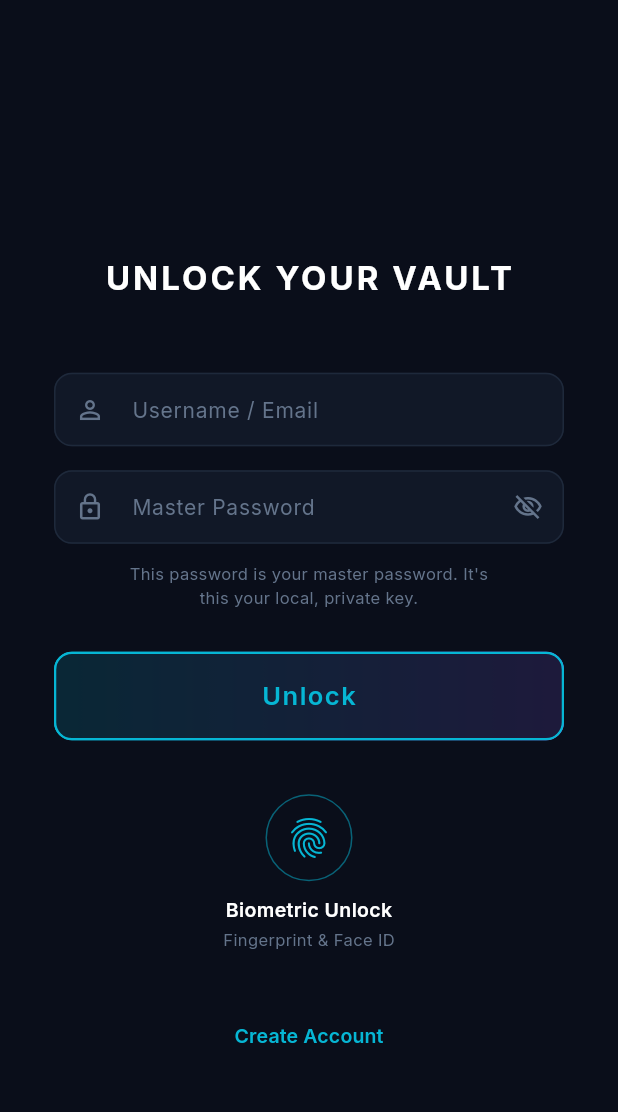
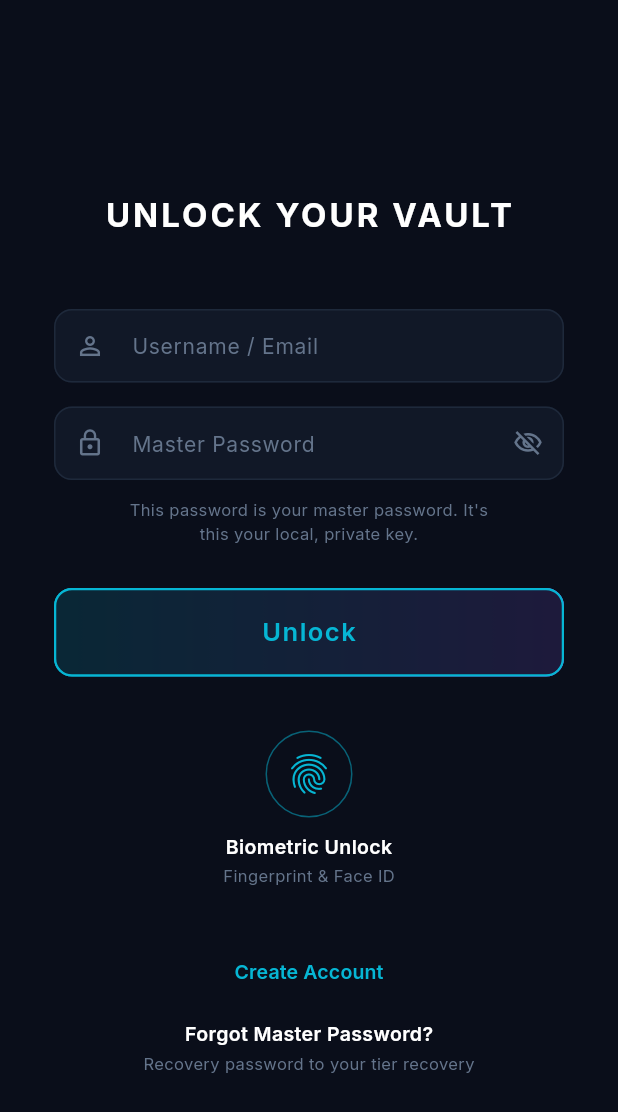
Before and after one commit to Vipura/Zero-Knowledge-Password-Vault, a Flutter app: the LoginScreen screen opened directly with empty values, on a phone screen of 412 x 824 dp. Shown: the top 1112 px of the screen. Run offline on Flutter 3.47's test engine with Material 3 defaults, Android fonts, the phone set to English and light mode, and no system bars; our stand-ins replace google_fonts, sqflite; missing offline and left inert: cryptography; accounts and stored records are empty.

```diff
--- a/lib/ui/login_screen.dart
+++ b/lib/ui/login_screen.dart
@@ -257,6 +257,28 @@ class _LoginScreenState extends State<LoginScreen>
                     ),
                   ),
                 ),
+                const SizedBox(height: 8),
+
+                // Forgot password
+                Column(
+                  children: [
+                    Text(
+                      'Forgot Master Password?',
+                      style: AppTextStyles.label.copyWith(
+                        color: AppColors.textPrimary,
+                        fontWeight: FontWeight.w600,
+                      ),
+                    ),
+                    const SizedBox(height: 2),
+                    Text(
+                      'Recovery password to your tier recovery',
+                      style: AppTextStyles.caption,
+                    ),
+                  ],
+                ),
+                const SizedBox(height: 40),
+              ],
+            ),
           ),
         ),
       ),
```
Also changed, not shown: lib/ui/home_screen.dart (+9 -5 lines).
